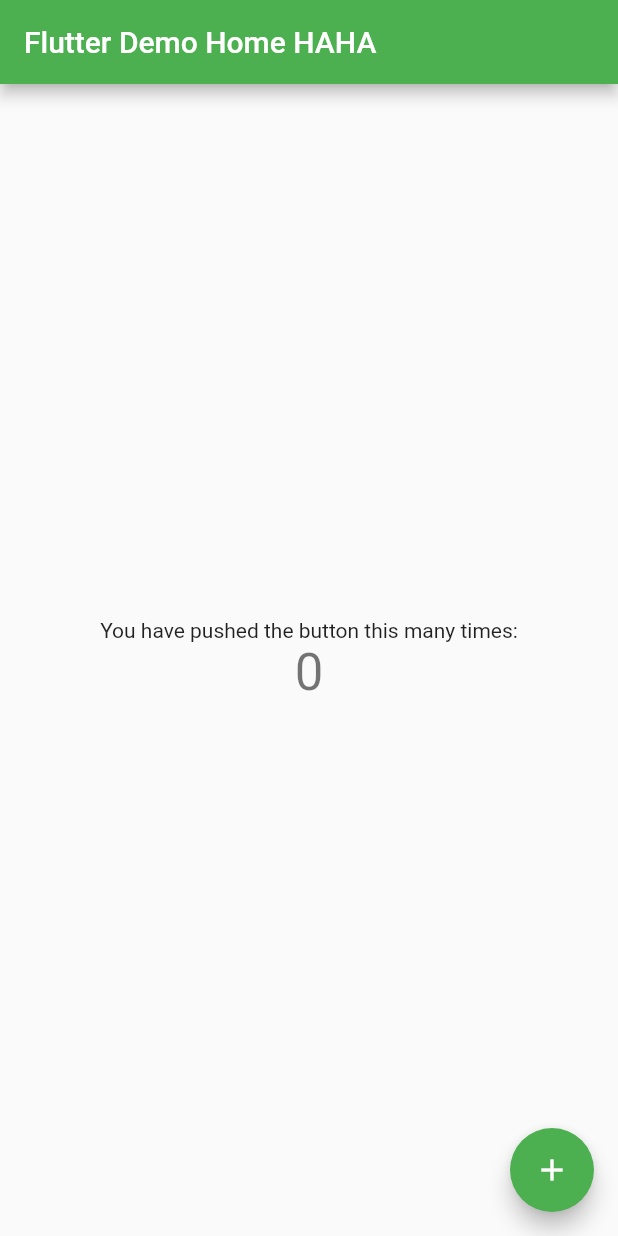
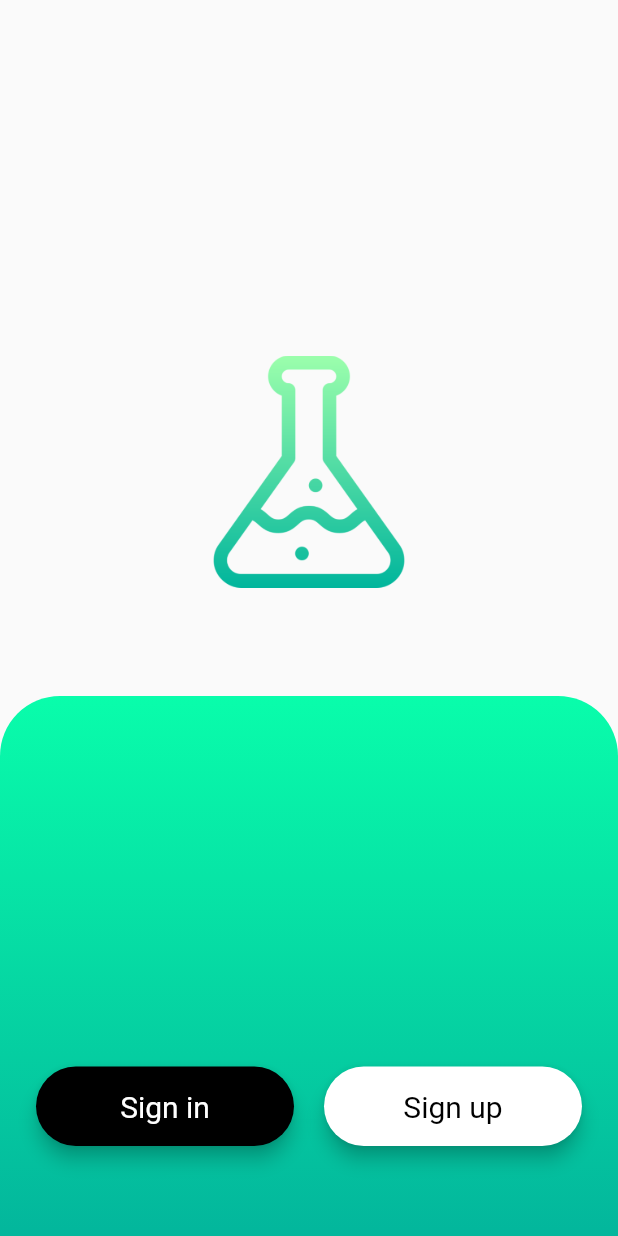
Before and after one commit to wit-id/Platter-Tutorial, a Flutter app: the screen it shows after launch, on a phone screen of 412 x 824 dp. Run offline on Flutter 3.47's test engine with Material 2 defaults, Android fonts, the phone set to English and light mode, and no system bars; Roboto replaces fonts that are missing (Poppins).

Commit message:
splash and welcome page

```diff
--- a/lib/main.dart
+++ b/lib/main.dart
@@ -1,4 +1,5 @@
 import 'package:flutter/material.dart';
+import 'screens/main_auth_screen.dart';
 
 void main() {
   runApp(MyApp());
@@ -26,92 +27,14 @@ class MyApp extends StatelessWidget {
         // closer together (more dense) than on mobile platforms.
         visualDensity: VisualDensity.adaptivePlatformDensity,
       ),
-      home: MyHomePage(title: 'Flutter Demo Home HAHA'),
+      home: MyHomePage(),
+      routes: {
+        //     ProductDetailScreen.routeName: (ctx) => ProductDetailScreen(),
+        //     CartScreen.routeName: (ctx) => CartScreen(),
+        //     OrdersScreen.routeName: (ctx) => OrdersScreen(),
+        //     UserProductsScreen.routeName: (ctx) => UserProductsScreen(),
+        //     EditProductScreen.routeName: (ctx) => EditProductScreen()
+      },
     );
   }
 }
-
-class MyHomePage extends StatefulWidget {
-  MyHomePage({Key key, this.title}) : super(key: key);
-
-  // This widget is the home page of your application. It is stateful, meaning
-  // that it has a State object (defined below) that contains fields that affect
-  // how it looks.
-
-  // This class is the configuration for the state. It holds the values (in this
-  // case the title) provided by the parent (in this case the App widget) and
-  // used by the build method of the State. Fields in a Widget subclass are
-  // always marked "final".
-
-  final String title;
-
-  @override
-  _MyHomePageState createState() => _MyHomePageState();
-}
-
-class _MyHomePageState extends State<MyHomePage> {
-  int _counter = 0;
-
-  void _incrementCounter() {
-    setState(() {
-      // This call to setState tells the Flutter framework that something has
-      // changed in this State, which causes it to rerun the build method below
-      // so that the display can reflect the updated values. If we changed
-      // _counter without calling setState(), then the build method would not be
-      // called again, and so nothing would appear to happen.
-      _counter++;
-    });
-  }
-
-  @override
-  Widget build(BuildContext context) {
-    // This method is rerun every time setState is called, for instance as done
-    // by the _incrementCounter method above.
-    //
-    // The Flutter framework has been optimized to make rerunning build methods
-    // fast, so that you can just rebuild anything that needs updating rather
-    // than having to individually change instances of widgets.
-    return Scaffold(
-      appBar: AppBar(
-        // Here we take the value from the MyHomePage object that was created by
-        // the App.build method, and use it to set our appbar title.
-        title: Text(widget.title),
-      ),
-      body: Center(
-        // Center is a layout widget. It takes a single child and positions it
-        // in the middle of the parent.
-        child: Column(
-          // Column is also a layout widget. It takes a list of children and
-          // arranges them vertically. By default, it sizes itself to fit its
-          // children horizontally, and tries to be as tall as its parent.
-          //
-          // Invoke "debug painting" (press "p" in the console, choose the
-          // "Toggle Debug Paint" action from the Flutter Inspector in Android
-          // Studio, or the "Toggle Debug Paint" command in Visual Studio Code)
-          // to see the wireframe for each widget.
-          //
-          // Column has various properties to control how it sizes itself and
-          // how it positions its children. Here we use mainAxisAlignment to
-          // center the children vertically; the main axis here is the vertical
-          // axis because Columns are vertical (the cross axis would be
-          // horizontal).
-          mainAxisAlignment: MainAxisAlignment.center,
-          children: <Widget>[
-            Text(
-              'You have pushed the button this many times:',
-            ),
-            Text(
-              '$_counter',
-              style: Theme.of(context).textTheme.headline4,
-            ),
-          ],
-        ),
-      ),
-      floatingActionButton: FloatingActionButton(
-        onPressed: _incrementCounter,
-        tooltip: 'Increment',
-        child: Icon(Icons.add),
-      ), // This trailing comma makes auto-formatting nicer for build methods.
-    );
-  }
-}
--- /dev/null
+++ b/lib/screens/main_auth_screen.dart
@@ -0,0 +1,105 @@
+import 'package:flutter/material.dart';
+import 'package:test_flutter/utils/colors.dart';
+
+class MyHomePage extends StatefulWidget {
+  // This widget is the home page of your application. It is stateful, meaning
+  // that it has a State object (defined below) that contains fields that affect
+  // how it looks.
+
+  // This class is the configuration for the state. It holds the values (in this
+  // case the title) provided by the parent (in this case the App widget) and
+  // used by the build method of the State. Fields in a Widget subclass are
+  // always marked "final".
+
+  @override
+  _MyHomePageState createState() => _MyHomePageState();
+}
+
+class _MyHomePageState extends State<MyHomePage> {
+  TextStyle style = TextStyle(fontFamily: 'Poppins', fontSize: 20.0);
+
+  @override
+  Widget build(BuildContext context) {
+    final loginButon = Material(
+      elevation: 5.0,
+      borderRadius: BorderRadius.circular(30.0),
+      color: Color(0xff000000),
+      child: MaterialButton(
+        minWidth: MediaQuery.of(context).size.width,
+        padding: EdgeInsets.fromLTRB(20.0, 15.0, 20.0, 15.0),
+        onPressed: () {},
+        child: Text("Sign in",
+            textAlign: TextAlign.center,
+            style: style.copyWith(
+                color: Colors.white, fontWeight: FontWeight.normal)),
+      ),
+    );
+
+    final signupButton = Material(
+      elevation: 5.0,
+      borderRadius: BorderRadius.circular(30.0),
+      color: Color(0xffffffff),
+      child: MaterialButton(
+        minWidth: MediaQuery.of(context).size.width,
+        padding: EdgeInsets.fromLTRB(20.0, 15.0, 20.0, 15.0),
+        onPressed: () {},
+        child: Text("Sign up",
+            textAlign: TextAlign.center,
+            style: style.copyWith(
+                color: Colors.black, fontWeight: FontWeight.normal)),
+      ),
+    );
+
+    return Scaffold(
+      body: Column(children: [
+        Expanded(
+          child: Align(
+            alignment: Alignment.bottomCenter,
+            child: Container(
+              padding: EdgeInsets.only(bottom: 20),
+              color: Colors.transparent,
+              alignment: Alignment.bottomCenter,
+              child: SizedBox(
+                height: 155.0,
+                child: Image.asset(
+                  "assets/flask.png",
+                  fit: BoxFit.contain,
+                ),
+              ),
+            ),
+          ),
+        ),
+        Expanded(
+          child: Align(
+            alignment: Alignment.bottomCenter,
+            child: Container(
+              alignment: Alignment.bottomCenter,
+              padding: EdgeInsets.only(left: 24, right: 24, bottom: 60),
+              height: 360,
+              decoration: BoxDecoration(
+                  gradient: LinearGradient(
+                      begin: Alignment.topCenter,
+                      end: Alignment.bottomCenter,
+                      colors: [
+                        MyColors.primaryGreen,
+                        MyColors.primaryGreenDark
+                      ]),
+                  borderRadius: BorderRadius.only(
+                      topLeft: Radius.circular(40),
+                      topRight: Radius.circular(40))),
+              child: Row(
+                children: <Widget>[
+                  Expanded(child: loginButon),
+                  SizedBox(
+                    width: 20,
+                  ),
+                  Expanded(child: signupButton)
+                ],
+              ),
+            ),
+          ),
+        )
+      ]),
+    );
+  }
+}
--- /dev/null
+++ b/lib/utils/colors.dart
@@ -0,0 +1,6 @@
+import 'package:flutter/material.dart';
+
+class MyColors {
+  static const primaryGreen = Color(0xFF09FDAB);
+  static const primaryGreenDark = Color(0xFF03B69C);
+}
--- a/pubspec.yaml
+++ b/pubspec.yaml
@@ -45,8 +45,8 @@ flutter:
   uses-material-design: true
 
   # To add assets to your application, add an assets section, like this:
-  # assets:
-  #   - images/a_dot_burr.jpeg
+  assets:
+    - assets/flask.png
   #   - images/a_dot_ham.jpeg
 
   # An image asset can refer to one or more resolution-specific "variants", see
```
Also changed, not shown: assets/flask.png (added), 6 other files.
